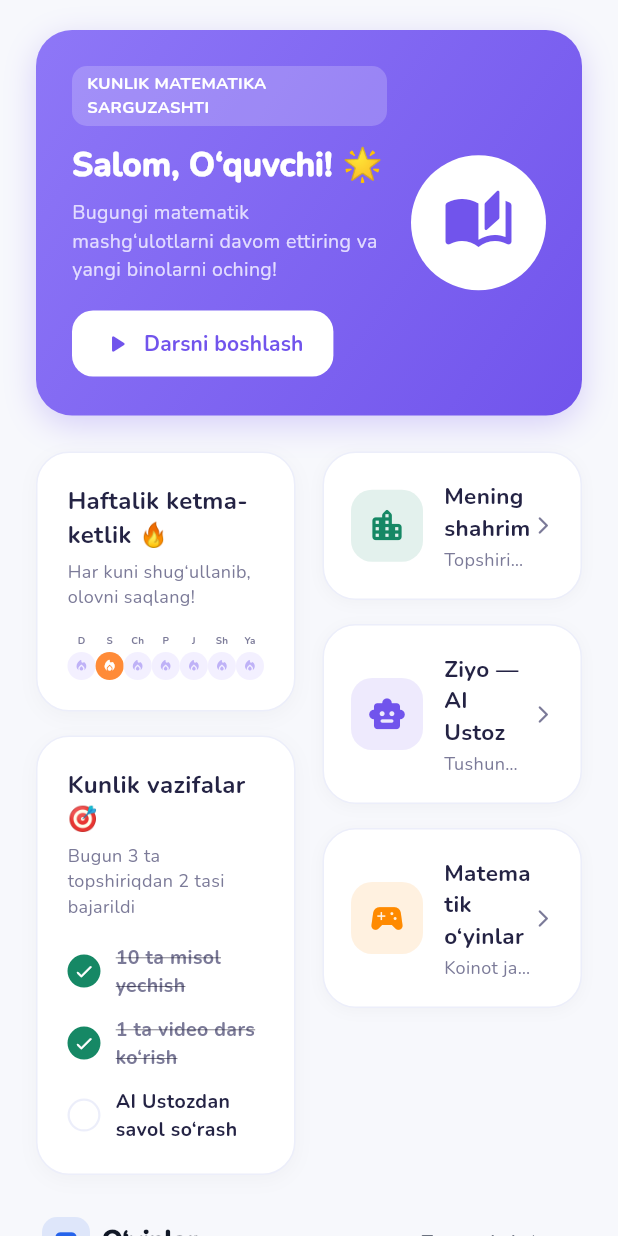
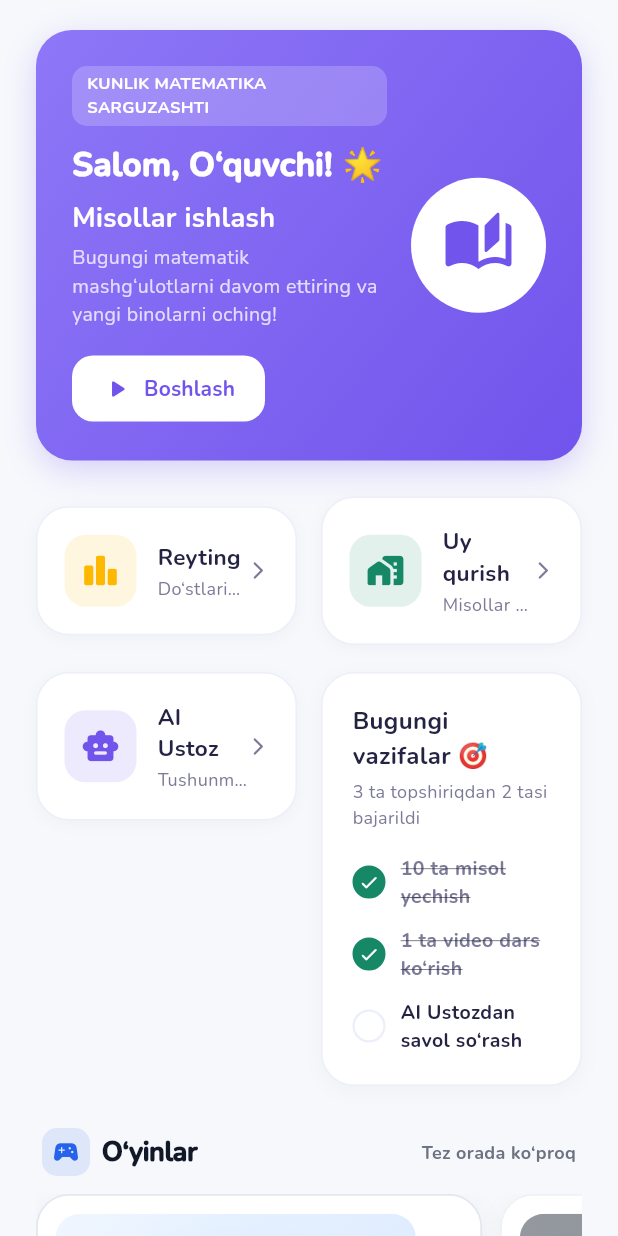
Before and after one commit to nematov212-svg/mathcity-ai, a Flutter app: the KidsTabletScreen widget shown alone on an empty page, opened directly, on a phone screen of 412 x 824 dp. Run offline on Flutter 3.47's test engine with Material 3 defaults, Android fonts, the phone set to English and light mode, and no system bars; our stand-ins replace audioplayers, dio, file_picker, fl_chart, flutter_riverpod, flutter_secure_storage and 9 more; missing offline and left inert: dart:html, dart:ui_web, flutter_math_fork, google_sign_in_platform_interface, google_sign_in_web, record; accounts and stored records are empty; network calls fail.

Commit message:
feat(responsive): align tablet/desktop dashboard cards and optimize lessons grid spacing

```diff
--- a/frontend/lib/features/home/kids_desktop_screen.dart
+++ b/frontend/lib/features/home/kids_desktop_screen.dart
@@ -59,7 +59,7 @@ class KidsDesktopScreen extends ConsumerWidget {
                             ),
                             const SizedBox(height: 14),
                             const Text(
-                              'Oddiy kasrlar va Ulushlar',
+                              'Misollar ishlash',
                               style: TextStyle(
                                 color: Colors.white,
                                 fontSize: 28,
@@ -91,7 +91,7 @@ class KidsDesktopScreen extends ConsumerWidget {
                                 icon: const Icon(Icons.play_circle_fill_rounded,
                                     size: 22),
                                 label: const Text(
-                                  'Darsni boshlash',
+                                  'Boshlash',
                                   style: TextStyle(
                                       fontWeight: FontWeight.w800,
                                       fontSize: 15),
@@ -209,13 +209,13 @@ class KidsDesktopScreen extends ConsumerWidget {
                       child: Column(
                         children: [
                           _buildInteractiveBanner(
-                            icon: Icons.location_city_rounded,
+                            icon: Icons.home_work_rounded,
                             color: AppColors.kidsGreen,
-                            title: 'Mening shahrim 🏙️',
+                            title: 'Uy qurish',
                             description:
-                                'Kengaytirilgan reja asosida shahar binolarini quring va tangalarni investitsiya qiling.',
-                            buttonText: 'Shaharni boshqarish',
-                            onTap: () => context.push('/kids/city'),
+                                'Kengaytirilgan reja asosida shahar binolarini va uylarni quring.',
+                            buttonText: 'Uy qurish',
+                            onTap: () => context.push('/kids/games/house-building'),
                           ),
                           const SizedBox(height: 20),
                           _buildInteractiveBanner(
--- a/frontend/lib/features/home/kids_tablet_screen.dart
+++ b/frontend/lib/features/home/kids_tablet_screen.dart
@@ -68,6 +68,15 @@ class KidsTabletScreen extends ConsumerWidget {
                         ),
                         const SizedBox(height: 6),
                         const Text(
+                          'Misollar ishlash',
+                          style: TextStyle(
+                            color: Colors.white,
+                            fontSize: 18,
+                            fontWeight: FontWeight.w800,
+                          ),
+                        ),
+                        const SizedBox(height: 4),
+                        const Text(
                           'Bugungi matematik mashg‘ulotlarni davom ettiring va yangi binolarni oching!',
                           style: TextStyle(
                             color: Color(0xFFE2DCFF),
@@ -88,7 +97,7 @@ class KidsTabletScreen extends ConsumerWidget {
                           onPressed: () => context.push('/kids/lessons'),
                           icon: const Icon(Icons.play_arrow_rounded, size: 20),
                           label: const Text(
-                            'Darsni boshlash',
+                            'Boshlash',
                             style: TextStyle(
                                 fontWeight: FontWeight.w800, fontSize: 14),
                           ),
@@ -114,64 +123,57 @@ class KidsTabletScreen extends ConsumerWidget {
             ),
             const SizedBox(height: 24),
 
-            // 2-Column Grid: Left (Streak & Tasks), Right (City & AI Tutor & Games)
+            // 1) Reyting va Uy qurish yonma-yon
+            Row(
+              children: [
+                Expanded(
+                  child: _buildInteractiveActionCard(
+                    icon: Icons.leaderboard_rounded,
+                    color: const Color(0xFFFFB800),
+                    title: 'Reyting',
+                    description: 'Do‘stlaringiz bilan kuch sinashing',
+                    buttonText: 'Reytingni ko‘rish',
+                    onTap: () => context.push('/kids/leaderboard'),
+                  ),
+                ),
+                const SizedBox(width: 16),
+                Expanded(
+                  child: _buildInteractiveActionCard(
+                    icon: Icons.home_work_rounded,
+                    color: AppColors.kidsGreen,
+                    title: 'Uy qurish',
+                    description: 'Misollar yechib yangi uylar quring',
+                    buttonText: 'Uy qurish',
+                    onTap: () => context.push('/kids/games/house-building'),
+                  ),
+                ),
+              ],
+            ),
+            const SizedBox(height: 18),
+
+            // 2) AI Ustoz va Bugungi vazifalar ikki ustunda
             Row(
               crossAxisAlignment: CrossAxisAlignment.start,
               children: [
-                // Column 1: Streak + Tasks
+                // AI Ustoz
                 Expanded(
                   flex: 5,
-                  child: Column(
-                    children: [
-                      _buildTabletCard(
-                        title: 'Haftalik ketma-ketlik 🔥',
-                        subtitle: 'Har kuni shug‘ullanib, olovni saqlang!',
-                        child: FittedBox(
-                          fit: BoxFit.scaleDown,
-                          alignment: Alignment.center,
-                          child: Row(
-                            mainAxisAlignment: MainAxisAlignment.spaceAround,
-                            children:
-                                ['D', 'S', 'Ch', 'P', 'J', 'Sh', 'Ya'].map((d) {
-                              final isToday = d == 'S';
-                              return Column(
-                                children: [
-                                  Text(d,
-                                      style: const TextStyle(
-                                          fontSize: 12,
-                                          fontWeight: FontWeight.w700,
-                                          color: AppColors.kidsSecondaryText)),
-                                  const SizedBox(height: 6),
-                                  Container(
-                                    width: 34,
-                                    height: 34,
-                                    decoration: BoxDecoration(
-                                      color: isToday
-                                          ? AppColors.kidsOrange
-                                          : const Color(0xFFF3F0FF),
-                                      shape: BoxShape.circle,
-                                    ),
-                                    child: Center(
-                                      child: Icon(
-                                        Icons.local_fire_department_rounded,
-                                        size: 18,
-                                        color: isToday
-                                            ? Colors.white
-                                            : AppColors.kidsPrimary
-                                                .withValues(alpha: 0.4),
+                  child: _buildInteractiveActionCard(
+                    icon: Icons.smart_toy_rounded,
+                    color: AppColors.kidsPrimary,
+                    title: 'AI Ustoz',
+                    description: 'Tushunmagan misollaringizni so‘rang (Ziyo)',
+                    buttonText: 'Savol berish',
+                    onTap: () => context.push('/kids/ai-tutor'),
                   ),
                 ),
-                                  ),
-                                ],
-                              );
-                            }).toList(),
-                          ),
-                        ),
-                      ),
-                      const SizedBox(height: 16),
-                      _buildTabletCard(
-                        title: 'Kunlik vazifalar 🎯',
-                        subtitle: 'Bugun 3 ta topshiriqdan 2 tasi bajarildi',
+                const SizedBox(width: 16),
+                // Bugungi vazifalar
+                Expanded(
+                  flex: 5,
+                  child: _buildTabletCard(
+                    title: 'Bugungi vazifalar 🎯',
+                    subtitle: '3 ta topshiriqdan 2 tasi bajarildi',
                     child: Column(
                       children: [
                         _buildTaskRow('10 ta misol yechish', true),
@@ -181,45 +183,6 @@ class KidsTabletScreen extends ConsumerWidget {
                         _buildTaskRow('AI Ustozdan savol so‘rash', false),
                       ],
                     ),
-                      ),
-                    ],
-                  ),
-                ),
-                const SizedBox(width: 18),
-
-                // Column 2: City & AI Tutor & Games
-                Expanded(
-                  flex: 5,
-                  child: Column(
-                    children: [
-                      _buildInteractiveActionCard(
-                        icon: Icons.location_city_rounded,
-                        color: AppColors.kidsGreen,
-                        title: 'Mening shahrim',
-                        description:
-                            'Topshiriqlarni bajarib yangi binolar quring',
-                        buttonText: 'Shaharga kirish',
-                        onTap: () => context.push('/kids/city'),
-                      ),
-                      const SizedBox(height: 16),
-                      _buildInteractiveActionCard(
-                        icon: Icons.smart_toy_rounded,
-                        color: AppColors.kidsPrimary,
-                        title: 'Ziyo — AI Ustoz',
-                        description: 'Tushunmagan misollaringizni so‘rang',
-                        buttonText: 'Savol berish',
-                        onTap: () => context.push('/kids/ai-tutor'),
-                      ),
-                      const SizedBox(height: 16),
-                      _buildInteractiveActionCard(
-                        icon: Icons.sports_esports_rounded,
-                        color: const Color(0xFFFF8A00),
-                        title: 'Matematik o‘yinlar',
-                        description: 'Koinot jangi va tezkor hisoblash',
-                        buttonText: 'O‘ynash',
-                        onTap: () => context.push('/kids/games'),
-                      ),
-                    ],
                   ),
                 ),
               ],
--- a/frontend/lib/features/leaderboard/leaderboard_screen.dart
+++ b/frontend/lib/features/leaderboard/leaderboard_screen.dart
@@ -347,7 +347,6 @@ class _LeaderboardScreenState extends ConsumerState<LeaderboardScreen> {
   Widget build(BuildContext context) {
     final colors = AppThemeColors.of(context);
     final isDark = Theme.of(context).brightness == Brightness.dark;
-    final screenWidth = MediaQuery.of(context).size.width;
 
     if (context.isCompact) {
       return Scaffold(
--- a/frontend/lib/features/lessons/lessons_screen.dart
+++ b/frontend/lib/features/lessons/lessons_screen.dart
@@ -651,7 +651,7 @@ class _LessonsScreenState extends ConsumerState<LessonsScreen> {
                     crossAxisCount: crossAxisCount,
                     crossAxisSpacing: 16,
                     mainAxisSpacing: 16,
-                    mainAxisExtent: 110,
+                    mainAxisExtent: 130,
                   ),
                   itemCount: _modules.length,
                   itemBuilder: (context, index) => _buildModuleCard(
@@ -659,6 +659,7 @@ class _LessonsScreenState extends ConsumerState<LessonsScreen> {
                     colors,
                     isDark,
                     _modules[index],
+                    isGrid: true,
                   ),
                 ),
             ],
@@ -672,12 +673,13 @@ class _LessonsScreenState extends ConsumerState<LessonsScreen> {
     BuildContext context,
     AppThemeColors colors,
     bool isDark,
-    ModuleModel module,
-  ) {
+    ModuleModel module, {
+    bool isGrid = false,
+  }) {
     final isComingSoon = module.comingSoon;
 
     return Padding(
-      padding: const EdgeInsets.only(bottom: 14),
+      padding: EdgeInsets.only(bottom: isGrid ? 0 : 14),
       child: GestureDetector(
         onTap: () {
           if (isComingSoon) {
```
Lines whose indentation alone changed are shown as unchanged.
